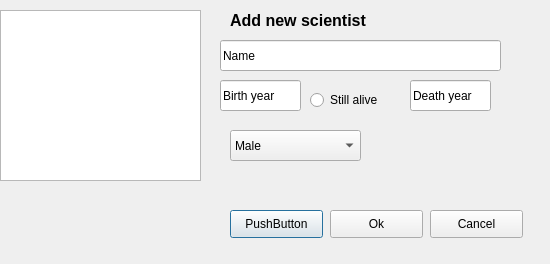
gudmundurb/H22, file addscientistdialog.ui: the form before one commit.
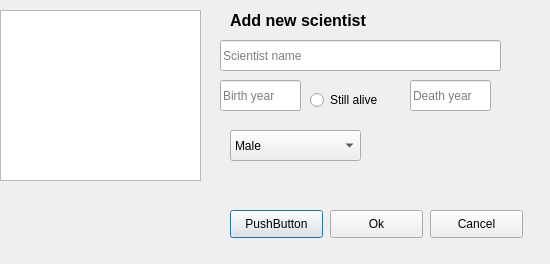
The form after the commit.

```diff
--- a/addscientistdialog.ui
+++ b/addscientistdialog.ui
@@ -36,7 +36,10 @@
     </rect>
    </property>
    <property name="text">
-    <string>Name</string>
+    <string/>
+   </property>
+   <property name="placeholderText">
+    <string>Scientist name</string>
    </property>
   </widget>
   <widget class="QLabel" name="TitleScientistAdd">
@@ -65,20 +68,12 @@
     </rect>
    </property>
    <property name="text">
+    <string/>
+   </property>
+   <property name="placeholderText">
     <string>Birth year</string>
    </property>
   </widget>
-  <widget class="QWidget" name="gridLayoutWidget">
-   <property name="geometry">
-    <rect>
-     <x>0</x>
-     <y>9</y>
-     <width>531</width>
-     <height>241</height>
-    </rect>
-   </property>
-   <layout class="QGridLayout" name="gridLayout"/>
-  </widget>
   <widget class="QPushButton" name="Cancel">
    <property name="geometry">
     <rect>
@@ -105,6 +100,9 @@
     </rect>
    </property>
    <property name="text">
+    <string/>
+   </property>
+   <property name="placeholderText">
     <string>Death year</string>
    </property>
   </widget>
```
